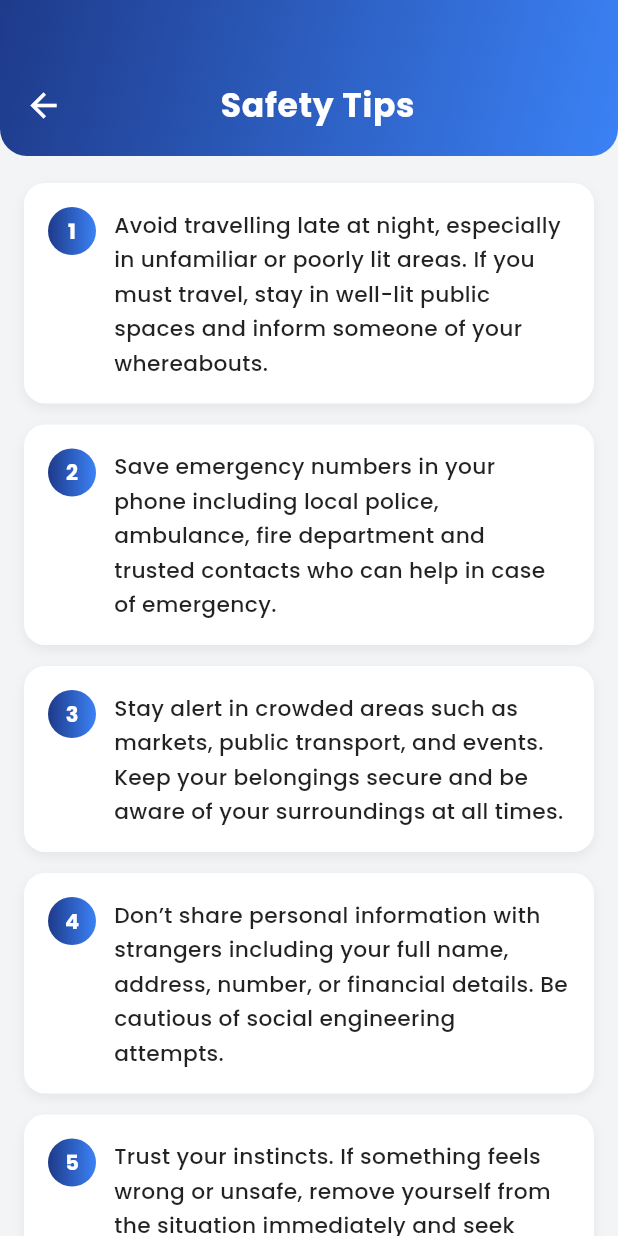
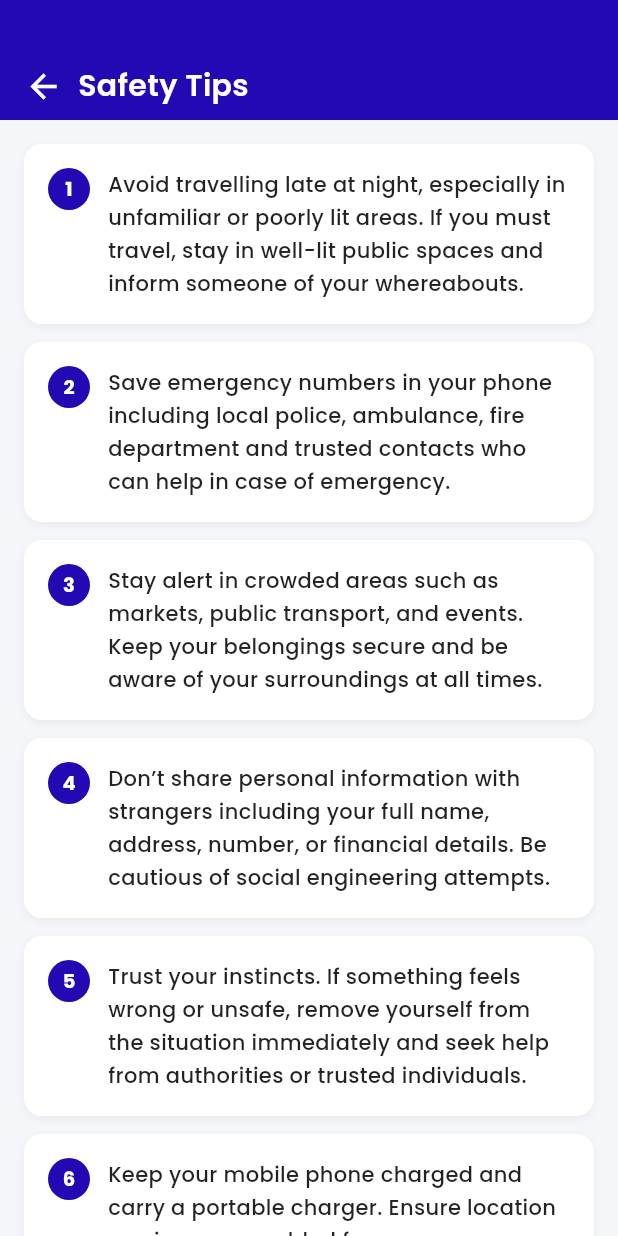
Before and after one commit to Amansarfraz/crime_app, a Flutter app: the SafetyTipsScreen screen opened directly, on a phone screen of 412 x 824 dp. Run offline on Flutter 3.47's test engine with Material 3 defaults, Android fonts, the light colour scheme and no system bars; our stand-ins replace google_fonts.

Commit message:
first commit

```diff
--- a/lib/screens/safety_tips_screen.dart
+++ b/lib/screens/safety_tips_screen.dart
@@ -16,32 +16,22 @@ class SafetyTipsScreen extends StatelessWidget {
       "Avoid displaying expensive jewelry or gadgets in public places to reduce the risk of theft.",
       "Be careful when using ATMs at night or in isolated areas. Use well-lit machines and stay alert to your surroundings.",
       "Stay informed about local crime alerts or safety updates through official apps or community groups.",
+      "Always verify the identity of delivery or repair persons before letting them into your home.",
+      "While driving, keep doors locked and windows slightly closed. Avoid distractions and follow traffic rules strictly.",
+      "Teach children basic safety rules — like not talking to strangers and knowing how to call emergency numbers.",
+      "If you feel followed or unsafe, go to a nearby public place or shop and ask for help immediately.",
     ];
 
     return Scaffold(
-      backgroundColor: const Color(0xFFF3F4F6),
+      backgroundColor: const Color(0xFFF4F6FA),
       body: Column(
         children: [
-          // 🌈 Gradient Header
+          // 🔵 Simple Header
           Container(
             width: double.infinity,
-            padding: const EdgeInsets.only(
-              top: 55,
-              left: 16,
-              right: 16,
-              bottom: 18,
-            ),
-            decoration: const BoxDecoration(
-              gradient: LinearGradient(
-                colors: [Color(0xFF1E3A8A), Color(0xFF3B82F6)],
-                begin: Alignment.topLeft,
-                end: Alignment.bottomRight,
-              ),
-              borderRadius: BorderRadius.only(
-                bottomLeft: Radius.circular(18),
-                bottomRight: Radius.circular(18),
-              ),
-            ),
+            height: 80,
+            color: const Color(0xFF2209B4),
+            padding: const EdgeInsets.only(top: 35, left: 16, right: 16),
             child: Row(
               children: [
                 GestureDetector(
@@ -52,46 +42,39 @@ class SafetyTipsScreen extends StatelessWidget {
                     size: 26,
                   ),
                 ),
-                const SizedBox(width: 12),
-                const Expanded(
-                  child: Text(
-                    "Safety Tips",
-                    textAlign: TextAlign.center,
-                    style: TextStyle(
-                      color: Colors.white,
-                      fontSize: 22,
-                      fontFamily: 'Poppins',
-                      fontWeight: FontWeight.w700,
-                      letterSpacing: 0.5,
-                    ),
+                const SizedBox(width: 10),
+                const Text(
+                  "Safety Tips",
+                  style: TextStyle(
+                    color: Colors.white,
+                    fontSize: 20,
+                    fontFamily: 'Poppins',
+                    fontWeight: FontWeight.w600,
                   ),
                 ),
-                const SizedBox(width: 26), // space balance for back arrow
               ],
             ),
           ),
 
-          // 🔽 Tips List
+          // 🔽 Safety Tips List
           Expanded(
             child: SingleChildScrollView(
-              padding: const EdgeInsets.symmetric(horizontal: 16, vertical: 18),
+              padding: const EdgeInsets.all(16),
               child: Column(
                 children: tips.asMap().entries.map((entry) {
                   final index = entry.key + 1;
                   final tip = entry.value;
-
-                  return AnimatedContainer(
-                    duration: const Duration(milliseconds: 300),
-                    margin: const EdgeInsets.only(bottom: 14),
+                  return Container(
+                    margin: const EdgeInsets.only(bottom: 12),
                     padding: const EdgeInsets.all(16),
                     decoration: BoxDecoration(
                       color: Colors.white,
-                      borderRadius: BorderRadius.circular(14),
+                      borderRadius: BorderRadius.circular(12),
                       boxShadow: [
                         BoxShadow(
-                          color: Colors.black.withOpacity(0.06),
-                          blurRadius: 6,
-                          offset: const Offset(0, 3),
+                          color: Colors.black.withOpacity(0.05),
+                          blurRadius: 4,
+                          offset: const Offset(0, 2),
                         ),
                       ],
                     ),
@@ -99,13 +82,11 @@ class SafetyTipsScreen extends StatelessWidget {
                       crossAxisAlignment: CrossAxisAlignment.start,
                       children: [
                         Container(
-                          height: 32,
-                          width: 32,
-                          decoration: BoxDecoration(
+                          width: 28,
+                          height: 28,
+                          decoration: const BoxDecoration(
+                            color: Color(0xFF2209B4),
                             shape: BoxShape.circle,
-                            gradient: const LinearGradient(
-                              colors: [Color(0xFF1E3A8A), Color(0xFF3B82F6)],
-                            ),
                           ),
                           child: Center(
                             child: Text(
@@ -113,6 +94,7 @@ class SafetyTipsScreen extends StatelessWidget {
                               style: const TextStyle(
                                 color: Colors.white,
                                 fontWeight: FontWeight.bold,
+                                fontSize: 13,
                               ),
                             ),
                           ),
@@ -122,7 +104,7 @@ class SafetyTipsScreen extends StatelessWidget {
                           child: Text(
                             tip,
                             style: const TextStyle(
-                              fontSize: 14.5,
+                              fontSize: 14,
                               height: 1.6,
                               fontFamily: 'Poppins',
                               fontWeight: FontWeight.w500,
```
